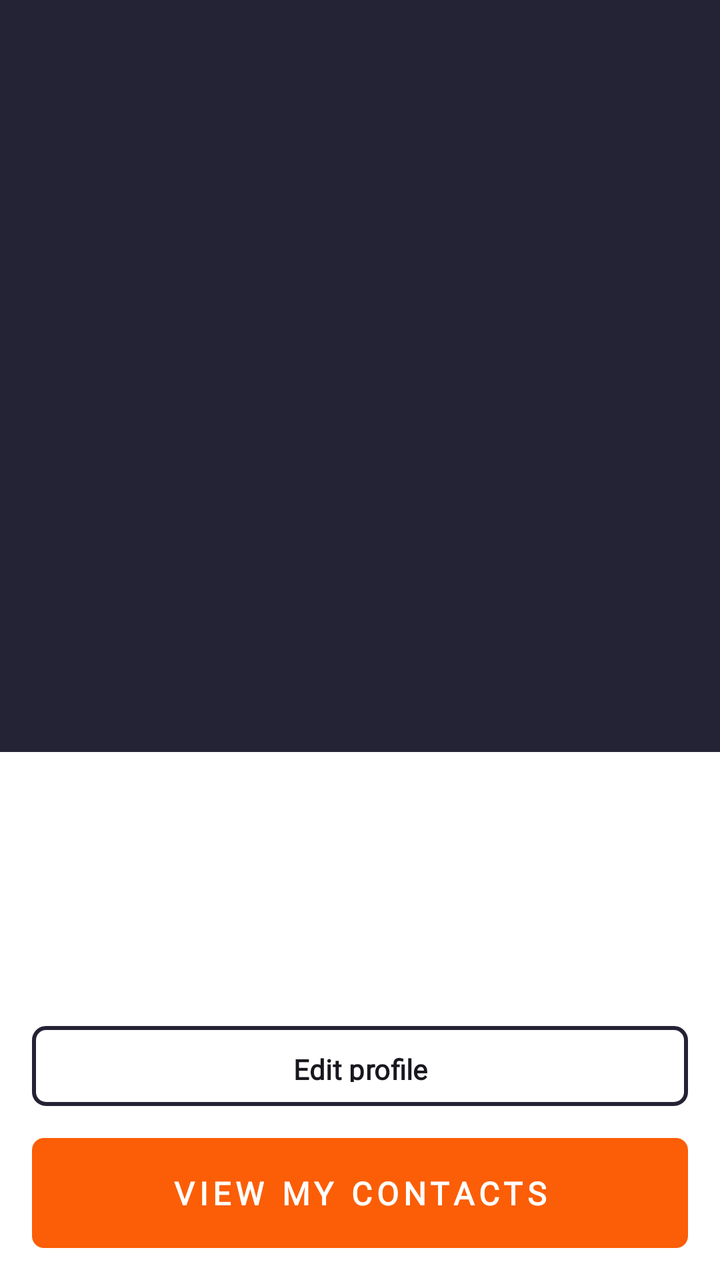
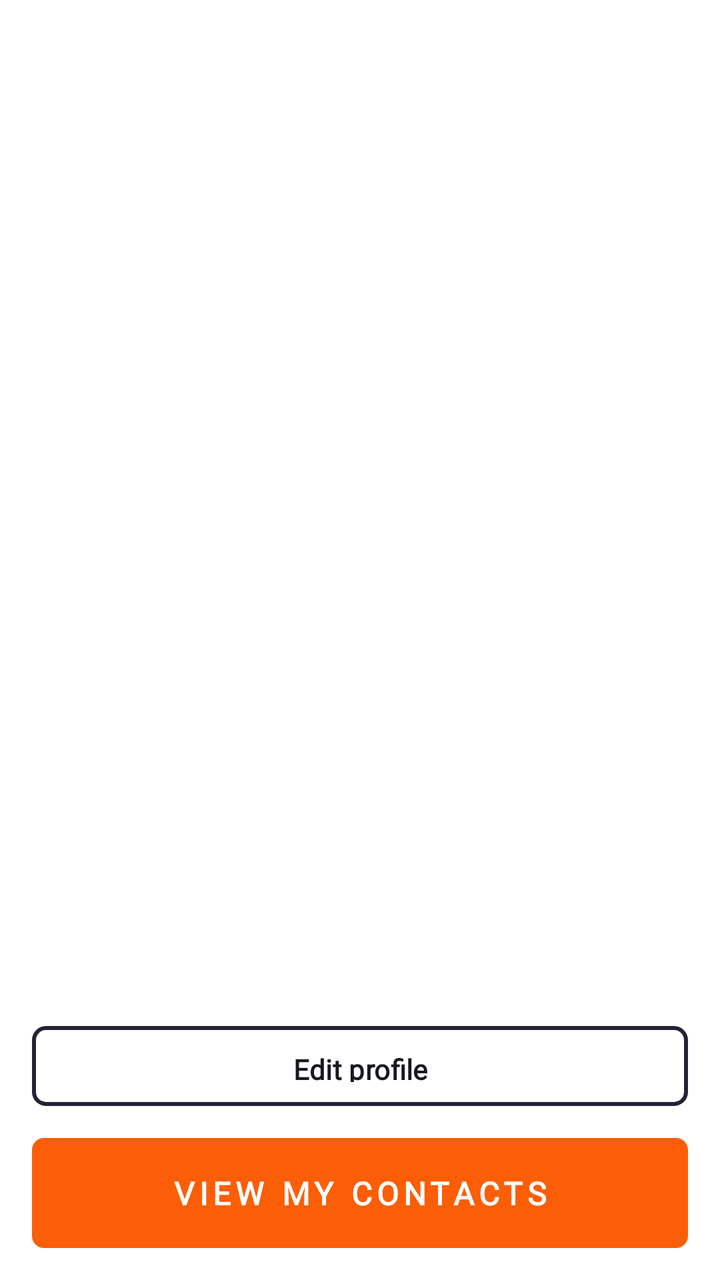

Screens rendered from an Android XML layout before and after an edit, with the pre-edit source and the edit as a unified diff.
<!-- AndroidManifest.xml: application theme Theme.AndroidCourseShpp -->
<!-- res/layout/activity_main.xml -->
<?xml version="1.0" encoding="utf-8"?>
<androidx.constraintlayout.widget.ConstraintLayout xmlns:android="http://schemas.android.com/apk/res/android"
    xmlns:app="http://schemas.android.com/apk/res-auto"
    xmlns:tools="http://schemas.android.com/tools"
    android:id="@+id/main"
    android:layout_width="match_parent"
    android:layout_height="match_parent"
    android:background="@color/white"
    tools:context=".MainActivity">

    <androidx.constraintlayout.widget.ConstraintLayout
        android:id="@+id/darkBlueLayout"
        android:layout_width="match_parent"
        android:layout_height="376dp"
        android:background="@color/darkBlue"
        app:layout_constraintStart_toStartOf="parent"
        app:layout_constraintTop_toTopOf="parent">
    </androidx.constraintlayout.widget.ConstraintLayout>

    <Button
        android:id="@+id/view_my_cont_butt"
        android:layout_width="match_parent"
        android:layout_height="55dp"
        android:layout_marginHorizontal="16dp"
        android:layout_marginBottom="16dp"
        android:background="@drawable/view_my_contacts_background"
        android:fontFamily="@font/open_sans"
        android:letterSpacing="0.15"
        android:lineHeight="24dp"
        android:paddingVertical="8dp"
        android:text="@string/view_my_contacts"
        android:textFontWeight="600"
        android:textColor="@color/white"
        android:textSize="16sp"
        app:backgroundTint="@null"
        app:layout_constraintBottom_toBottomOf="parent" />

    <Button
        android:id="@+id/edit_prof_butt"
        android:layout_width="match_parent"
        android:layout_height="40dp"
        android:layout_marginHorizontal="16dp"
        android:layout_marginBottom="16dp"
        android:background="@drawable/edit_profile_background"
        android:fontFamily="@font/open_sans"
        android:lineHeight="18.2dp"
        android:paddingVertical="8dp"
        android:text="@string/edit_profile"
        android:textColor="@color/darkGray"
        android:textFontWeight="600"
        android:textSize="14sp"
        app:backgroundTint="@null"
        app:layout_constraintBottom_toTopOf="@id/view_my_cont_butt" />

</androidx.constraintlayout.widget.ConstraintLayout>
<!-- resources referenced by this layout -->
<resources>
  <color name="darkBlue">#242235</color>
  <color name="darkGray">#18181F</color>
  <color name="white">#FFFFFFFF</color>
  <string name="edit_profile">Edit profile</string>
  <string name="view_my_contacts">VIEW MY CONTACTS</string>
  <style name="Theme.AndroidCourseShpp" parent="Base.Theme.AndroidCourseShpp" />
  <color name="orange">#FB5E06</color>
  <style name="Base.Theme.AndroidCourseShpp" parent="Theme.Material3.DayNight.NoActionBar">
          
          
      </style>
  <!-- unchanged entries left out for length: 2 -->
</resources>

<!-- the commit's change to res/layout/activity_main.xml (unified diff, before → after) -->
@@ -11,10 +11,12 @@
     <androidx.constraintlayout.widget.ConstraintLayout
         android:id="@+id/darkBlueLayout"
         android:layout_width="match_parent"
-        android:layout_height="376dp"
+        android:layout_height="wrap_content"
+        android:layout_marginBottom="62dp"
         android:background="@color/darkBlue"
-        app:layout_constraintStart_toStartOf="parent"
-        app:layout_constraintTop_toTopOf="parent">
+        app:layout_constraintBottom_toTopOf="@id/socialNetworksLayout"
+        app:layout_constraintTop_toTopOf="parent"
+        tools:layout_height="0dp">
     </androidx.constraintlayout.widget.ConstraintLayout>
 
     <Button
@@ -52,4 +54,48 @@
         app:backgroundTint="@null"
         app:layout_constraintBottom_toTopOf="@id/view_my_cont_butt" />
 
+    <androidx.constraintlayout.widget.ConstraintLayout
+        android:id="@+id/socialNetworksLayout"
+        android:layout_width="match_parent"
+        android:layout_height="60dp"
+        android:layout_marginHorizontal="58dp"
+        android:layout_marginTop="438dp"
+        android:layout_marginBottom="222dp"
+        android:gravity="center"
+        android:orientation="horizontal"
+        app:layout_constraintBottom_toBottomOf="parent"
+        app:layout_constraintTop_toTopOf="parent">
+
+        <ImageButton
+            android:layout_width="60dp"
+            android:layout_height="60dp"
+            android:background="@android:color/transparent"
+            android:contentDescription="@null"
+            android:src="@drawable/ic_facebook"
+            app:layout_constraintBottom_toBottomOf="parent"
+            app:layout_constraintStart_toStartOf="parent" />
+
+        <ImageButton
+            android:layout_width="60dp"
+            android:layout_height="60dp"
+            android:background="@android:color/transparent"
+            android:contentDescription="@null"
+            android:src="@drawable/ic_linkedin"
+            app:layout_constraintBottom_toBottomOf="parent"
+            app:layout_constraintEnd_toEndOf="parent"
+            app:layout_constraintStart_toStartOf="parent" />
+
+        <ImageButton
+            android:id="@+id/linkedin_butt"
+            android:layout_width="60dp"
+            android:layout_height="60dp"
+            android:layout_marginStart="60dp"
+            android:background="@android:color/transparent"
+            android:contentDescription="@null"
+            android:src="@drawable/ic_inst"
+            app:layout_constraintBottom_toBottomOf="parent"
+            app:layout_constraintEnd_toEndOf="parent" />
+
+    </androidx.constraintlayout.widget.ConstraintLayout>
+
 </androidx.constraintlayout.widget.ConstraintLayout>
<!-- resource entries referenced after the edit -->
@@ -3,6 +3,51 @@
   <color name="darkBlue">#242235</color>
   <color name="darkGray">#18181F</color>
   <color name="white">#FFFFFFFF</color>
+  <!-- drawable ic_facebook (drawable) -->
+  <vector xmlns:android="http://schemas.android.com/apk/res/android"
+      android:width="60dp"
+      android:height="60dp"
+      android:viewportWidth="60"
+      android:viewportHeight="60">
+    <path
+        android:pathData="M30,30m-28.5,0a28.5,28.5 0,1 1,57 0a28.5,28.5 0,1 1,-57 0"
+        android:strokeWidth="3"
+        android:fillColor="#FAFAFA"
+        android:strokeColor="#FB5E06"/>
+    <path
+        android:pathData="M26.808,41V30.208H24V26.322H26.808V23.003C26.808,20.395 28.467,18 32.289,18C33.836,18 34.981,18.151 34.981,18.151L34.89,21.779C34.89,21.779 33.723,21.768 32.45,21.768C31.072,21.768 30.851,22.413 30.851,23.485V26.322H35L34.819,30.208H30.851V41H26.808Z"
+        android:fillColor="#FB5E06"/>
+  </vector>
+  <!-- drawable ic_inst (drawable) -->
+  <vector xmlns:android="http://schemas.android.com/apk/res/android"
+      android:width="60dp"
+      android:height="60dp"
+      android:viewportWidth="60"
+      android:viewportHeight="60">
+    <path
+        android:pathData="M30,30m-28.5,0a28.5,28.5 0,1 1,57 0a28.5,28.5 0,1 1,-57 0"
+        android:strokeWidth="3"
+        android:fillColor="#FAFAFA"
+        android:strokeColor="#FB5E06"/>
+    <path
+        android:pathData="M37.002,17H22.998C19.139,17 16,20.126 16,23.969V38.031C16,41.873 19.139,45 22.998,45H37.002C40.861,45 44,41.873 44,38.031V23.969C44,20.126 40.861,17 37.002,17V17ZM41.408,38.031C41.408,40.45 39.432,42.419 37.002,42.419H22.998C20.568,42.419 18.592,40.45 18.592,38.031V28.949H24.128C23.724,29.803 23.497,30.756 23.497,31.761C23.497,35.411 26.478,38.381 30.143,38.381C33.808,38.381 36.79,35.411 36.79,31.761C36.79,30.756 36.563,29.803 36.159,28.949H41.408V38.031H41.408ZM27.384,31.761C27.384,30.246 28.622,29.013 30.143,29.013C31.665,29.013 32.903,30.246 32.903,31.761C32.903,33.277 31.665,34.509 30.143,34.509C28.622,34.509 27.384,33.277 27.384,31.761ZM41.408,26.368H33.99C32.903,25.597 31.576,25.142 30.143,25.142C28.711,25.142 27.383,25.597 26.297,26.368H18.592V23.969C18.592,21.549 20.568,19.581 22.998,19.581H37.002C39.432,19.581 41.408,21.549 41.408,23.969V26.368H41.408H41.408ZM38.6,21.146H36.198C35.77,21.146 35.42,21.495 35.42,21.921V24.314C35.42,24.739 35.77,25.088 36.198,25.088H38.6C39.028,25.088 39.377,24.739 39.377,24.314V21.921C39.377,21.495 39.028,21.146 38.6,21.146Z"
+        android:fillColor="#FB5E06"/>
+  </vector>
+  <!-- drawable ic_linkedin (drawable) -->
+  <vector xmlns:android="http://schemas.android.com/apk/res/android"
+      android:width="60dp"
+      android:height="60dp"
+      android:viewportWidth="60"
+      android:viewportHeight="60">
+    <path
+        android:pathData="M30,30m-28.5,0a28.5,28.5 0,1 1,57 0a28.5,28.5 0,1 1,-57 0"
+        android:strokeWidth="3"
+        android:fillColor="#FAFAFA"
+        android:strokeColor="#FB5E06"/>
+    <path
+        android:pathData="M23.448,41V25.482H18.303V41H23.448ZM20.876,23.362C22.671,23.362 23.787,22.17 23.787,20.681C23.754,19.159 22.671,18 20.911,18C19.151,18 18,19.159 18,20.681C18,22.17 19.116,23.362 20.843,23.362H20.876H20.876ZM26.296,41H31.44V32.334C31.44,31.87 31.474,31.407 31.61,31.075C31.982,30.149 32.828,29.189 34.249,29.189C36.111,29.189 36.856,30.612 36.856,32.698V41H42V32.102C42,27.335 39.462,25.118 36.077,25.118C33.302,25.118 32.083,26.673 31.406,27.732H31.441V25.482H26.296C26.363,26.938 26.296,41 26.296,41L26.296,41Z"
+        android:fillColor="#FB5E06"/>
+  </vector>
   <string name="edit_profile">Edit profile</string>
   <string name="view_my_contacts">VIEW MY CONTACTS</string>
   <style name="Theme.AndroidCourseShpp" parent="Base.Theme.AndroidCourseShpp" />
